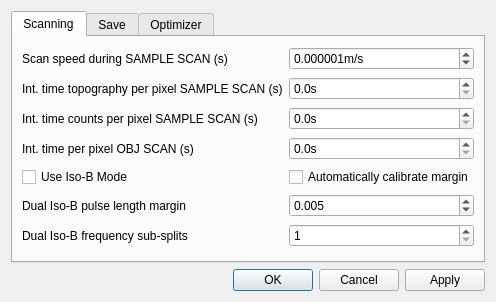
sriharijayaram5/qudi, file gui/qafm/ui_qafm_settings.ui: the form before one commit.
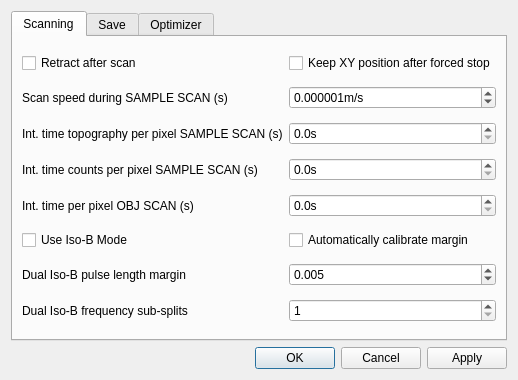
The form after the commit. Custom widgets are drawn as their Qt base class.

Commit message: Seperate or no daving of raw data, saving of temporal data after finishing each line, retract after scan gui and staz at position when scan stopped added

What changed in the file:
```diff
--- a/gui/qafm/ui_qafm_settings.ui
+++ b/gui/qafm/ui_qafm_settings.ui
@@ -7,7 +7,7 @@
     <x>0</x>
     <y>0</y>
     <width>445</width>
-    <height>302</height>
+    <height>380</height>
    </rect>
   </property>
   <property name="sizePolicy">
@@ -19,8 +19,8 @@
   <property name="windowTitle">
    <string>Settings Window</string>
   </property>
-  <layout class="QVBoxLayout" name="verticalLayout">
-   <item>
+  <layout class="QGridLayout" name="gridLayout">
+   <item row="0" column="0">
     <widget class="QTabWidget" name="settings_tabWidget">
      <property name="tabShape">
       <enum>QTabWidget::Rounded</enum>
@@ -33,40 +33,36 @@
        <string>Scanning</string>
       </attribute>
       <layout class="QGridLayout" name="gridLayout_2">
-       <item row="4" column="1">
-        <widget class="QCheckBox" name="iso_b_autocalibrate_CheckBox">
-         <property name="toolTip">
-          <string>&lt;html&gt;&lt;head/&gt;&lt;body&gt;&lt;p&gt;Use autocalibrate option to directly obtain the pixel clock margin.&lt;br/&gt;Using this option, the pixel clock margin will be determined from the quench scan results. To utilize this option, perform a quench scan with the same integration time settings as the proposed dual iso-B scan.&lt;/p&gt;&lt;/body&gt;&lt;/html&gt;</string>
-         </property>
-         <property name="layoutDirection">
-          <enum>Qt::LeftToRight</enum>
-         </property>
+       <item row="3" column="0">
+        <widget class="QLabel" name="label_12">
          <property name="text">
-          <string>Automatically calibrate margin</string>
-         </property>
-        </widget>
-       </item>
-       <item row="5" column="0">
-        <widget class="QLabel" name="n_iso_b_pulse_margin_Label">
-         <property name="text">
-          <string>Dual Iso-B pulse length margin</string>
-         </property>
-        </widget>
-       </item>
-       <item row="4" column="0">
-        <widget class="QCheckBox" name="iso_b_operation_CheckBox">
-         <property name="toolTip">
-          <string>&lt;html&gt;&lt;head/&gt;&lt;body&gt;&lt;p&gt;Enable 'Iso-B' mode, which will extend the QAFM scan.&lt;br/&gt;In this mode you will be able to set in the main window a MW frequency and the MW gain value to apply an MW signal during the QAFM scan. Ideally, you should have measured an ESR spectrum before, to obtain the proper parameters for MW frequency and MW gain. A suggested selection for the MW frequency is at the FWHM (full-width half-maximum) points of one of the ESR resonance peaks from the nitrogen vacancy (i.e. where the slope is maximal).&lt;/p&gt;&lt;/body&gt;&lt;/html&gt;</string>
-         </property>
-         <property name="layoutDirection">
-          <enum>Qt::LeftToRight</enum>
-         </property>
-         <property name="text">
-          <string>Use Iso-B Mode</string>
+          <string>Int. time counts per pixel SAMPLE SCAN (s)</string>
          </property>
         </widget>
        </item>
        <item row="3" column="1">
+        <widget class="ScienDSpinBox" name="int_time_counts_sample_scan_DoubleSpinBox">
+         <property name="toolTip">
+          <string>&lt;html&gt;&lt;head/&gt;&lt;body&gt;&lt;p&gt;The integration time per pixel for a sample scan. &lt;/p&gt;&lt;/body&gt;&lt;/html&gt;</string>
+         </property>
+         <property name="suffix">
+          <string>s</string>
+         </property>
+         <property name="decimals">
+          <number>1</number>
+         </property>
+         <property name="maximum">
+          <double>20.000000000000000</double>
+         </property>
+         <property name="singleStep">
+          <double>0.100000000000000</double>
+         </property>
+         <property name="value">
+          <double>0.000000000000000</double>
+         </property>
+        </widget>
+       </item>
+       <item row="4" column="1">
         <widget class="ScienDSpinBox" name="int_time_obj_scan_DoubleSpinBox">
          <property name="toolTip">
           <string>&lt;html&gt;&lt;head/&gt;&lt;body&gt;&lt;p&gt;The integration time per pixel for an objective scan. Be aware to choose this number wisely, as it determines your scan speed.&lt;/p&gt;&lt;/body&gt;&lt;/html&gt;</string>
@@ -88,7 +84,7 @@
          </property>
         </widget>
        </item>
-       <item row="1" column="1">
+       <item row="2" column="1">
         <widget class="ScienDSpinBox" name="int_time_sample_scan_DoubleSpinBox">
          <property name="toolTip">
           <string>&lt;html&gt;&lt;head/&gt;&lt;body&gt;&lt;p&gt;The integration time per pixel for a sample scan. &lt;/p&gt;&lt;/body&gt;&lt;/html&gt;</string>
@@ -110,21 +106,80 @@
          </property>
         </widget>
        </item>
-       <item row="6" column="0">
+       <item row="1" column="0">
+        <widget class="QLabel" name="label_2">
+         <property name="text">
+          <string>Scan speed during SAMPLE SCAN (s)</string>
+         </property>
+        </widget>
+       </item>
+       <item row="7" column="1">
+        <widget class="QSpinBox" name="n_iso_b_n_freq_splits_SpinBox">
+         <property name="toolTip">
+          <string>&lt;html&gt;&lt;head/&gt;&lt;body&gt;&lt;p&gt;The number of frequency sub-splits used per pixel (1= no splitting).  This only applies to n-iso-B measurement types&lt;/p&gt;&lt;/body&gt;&lt;/html&gt;</string>
+         </property>
+         <property name="minimum">
+          <number>1</number>
+         </property>
+         <property name="maximum">
+          <number>100</number>
+         </property>
+        </widget>
+       </item>
+       <item row="4" column="0">
+        <widget class="QLabel" name="label_10">
+         <property name="text">
+          <string>Int. time per pixel OBJ SCAN (s)</string>
+         </property>
+        </widget>
+       </item>
+       <item row="6" column="1">
+        <widget class="QDoubleSpinBox" name="n_iso_b_pulse_margin_DoubleSpinBox">
+         <property name="toolTip">
+          <string>&lt;html&gt;&lt;head/&gt;&lt;body&gt;&lt;p&gt;The fraction of the pixel scan integration time to remain as dead time before the next pixel clock pulse.  This only applies to n-iso-B measurement types&lt;/p&gt;&lt;/body&gt;&lt;/html&gt;</string>
+         </property>
+         <property name="decimals">
+          <number>3</number>
+         </property>
+         <property name="maximum">
+          <double>1.000000000000000</double>
+         </property>
+         <property name="singleStep">
+          <double>0.001000000000000</double>
+         </property>
+         <property name="value">
+          <double>0.005000000000000</double>
+         </property>
+        </widget>
+       </item>
+       <item row="5" column="1">
+        <widget class="QCheckBox" name="iso_b_autocalibrate_CheckBox">
+         <property name="toolTip">
+          <string>&lt;html&gt;&lt;head/&gt;&lt;body&gt;&lt;p&gt;Use autocalibrate option to directly obtain the pixel clock margin.&lt;br/&gt;Using this option, the pixel clock margin will be determined from the quench scan results. To utilize this option, perform a quench scan with the same integration time settings as the proposed dual iso-B scan.&lt;/p&gt;&lt;/body&gt;&lt;/html&gt;</string>
+         </property>
+         <property name="layoutDirection">
+          <enum>Qt::LeftToRight</enum>
+         </property>
+         <property name="text">
+          <string>Automatically calibrate margin</string>
+         </property>
+        </widget>
+       </item>
+       <item row="7" column="0">
         <widget class="QLabel" name="n_iso_b_n_freq_splits_Label">
          <property name="text">
           <string>Dual Iso-B frequency sub-splits</string>
          </property>
         </widget>
        </item>
-       <item row="1" column="0">
+       <item row="2" column="0">
         <widget class="QLabel" name="label_11">
          <property name="text">
           <string>Int. time topography per pixel SAMPLE SCAN (s)</string>
          </property>
         </widget>
        </item>
-       <item row="0" column="1">
+       <item row="1" column="1">
         <widget class="ScienDSpinBox" name="idle_move_scan_sample_DoubleSpinBox">
          <property name="toolTip">
           <string>&lt;html&gt;&lt;head/&gt;&lt;body&gt;&lt;p&gt;&lt;span style=&quot; font-size:10pt;&quot;&gt;The speed the sample scanner can take for an idle move, i.e. a move where no measurement is performed. Be careful with speeds greater than 1um/s.&lt;/span&gt;&lt;/p&gt;&lt;/body&gt;&lt;/html&gt;</string>
@@ -146,78 +201,37 @@
          </property>
         </widget>
        </item>
-       <item row="3" column="0">
-        <widget class="QLabel" name="label_10">
+       <item row="5" column="0">
+        <widget class="QCheckBox" name="iso_b_operation_CheckBox">
+         <property name="toolTip">
+          <string>&lt;html&gt;&lt;head/&gt;&lt;body&gt;&lt;p&gt;Enable 'Iso-B' mode, which will extend the QAFM scan.&lt;br/&gt;In this mode you will be able to set in the main window a MW frequency and the MW gain value to apply an MW signal during the QAFM scan. Ideally, you should have measured an ESR spectrum before, to obtain the proper parameters for MW frequency and MW gain. A suggested selection for the MW frequency is at the FWHM (full-width half-maximum) points of one of the ESR resonance peaks from the nitrogen vacancy (i.e. where the slope is maximal).&lt;/p&gt;&lt;/body&gt;&lt;/html&gt;</string>
+         </property>
+         <property name="layoutDirection">
+          <enum>Qt::LeftToRight</enum>
+         </property>
          <property name="text">
-          <string>Int. time per pixel OBJ SCAN (s)</string>
+          <string>Use Iso-B Mode</string>
          </property>
         </widget>
        </item>
-       <item row="5" column="1">
-        <widget class="QDoubleSpinBox" name="n_iso_b_pulse_margin_DoubleSpinBox">
-         <property name="toolTip">
-          <string>&lt;html&gt;&lt;head/&gt;&lt;body&gt;&lt;p&gt;The fraction of the pixel scan integration time to remain as dead time before the next pixel clock pulse.  This only applies to n-iso-B measurement types&lt;/p&gt;&lt;/body&gt;&lt;/html&gt;</string>
-         </property>
-         <property name="decimals">
-          <number>3</number>
-         </property>
-         <property name="maximum">
-          <double>1.000000000000000</double>
-         </property>
-         <property name="singleStep">
-          <double>0.001000000000000</double>
-         </property>
-         <property name="value">
-          <double>0.005000000000000</double>
+       <item row="6" column="0">
+        <widget class="QLabel" name="n_iso_b_pulse_margin_Label">
+         <property name="text">
+          <string>Dual Iso-B pulse length margin</string>
          </property>
         </widget>
        </item>
        <item row="0" column="0">
-        <widget class="QLabel" name="label_2">
+        <widget class="QCheckBox" name="retract_after_scan_checkBox">
          <property name="text">
-          <string>Scan speed during SAMPLE SCAN (s)</string>
+          <string>Retract after scan</string>
          </property>
         </widget>
        </item>
-       <item row="6" column="1">
-        <widget class="QSpinBox" name="n_iso_b_n_freq_splits_SpinBox">
-         <property name="toolTip">
-          <string>&lt;html&gt;&lt;head/&gt;&lt;body&gt;&lt;p&gt;The number of frequency sub-splits used per pixel (1= no splitting).  This only applies to n-iso-B measurement types&lt;/p&gt;&lt;/body&gt;&lt;/html&gt;</string>
-         </property>
-         <property name="minimum">
-          <number>1</number>
-         </property>
-         <property name="maximum">
-          <number>100</number>
-         </property>
-        </widget>
-       </item>
-       <item row="2" column="1">
-        <widget class="ScienDSpinBox" name="int_time_counts_sample_scan_DoubleSpinBox">
-         <property name="toolTip">
-          <string>&lt;html&gt;&lt;head/&gt;&lt;body&gt;&lt;p&gt;The integration time per pixel for a sample scan. &lt;/p&gt;&lt;/body&gt;&lt;/html&gt;</string>
-         </property>
-         <property name="suffix">
-          <string>s</string>
-         </property>
-         <property name="decimals">
-          <number>1</number>
-         </property>
-         <property name="maximum">
-          <double>20.000000000000000</double>
-         </property>
-         <property name="singleStep">
-          <double>0.100000000000000</double>
-         </property>
-         <property name="value">
-          <double>0.000000000000000</double>
-         </property>
-        </widget>
-       </item>
-       <item row="2" column="0">
-        <widget class="QLabel" name="label_12">
+       <item row="0" column="1">
+        <widget class="QCheckBox" name="keep_position_after_forced_stop_checkBox">
          <property name="text">
-          <string>Int. time counts per pixel SAMPLE SCAN (s)</string>
+          <string>Keep XY position after forced stop</string>
          </property>
         </widget>
        </item>
@@ -579,7 +593,7 @@
      </widget>
     </widget>
    </item>
-   <item>
+   <item row="1" column="0">
     <widget class="QDialogButtonBox" name="buttonBox">
      <property name="locale">
       <locale language="English" country="UnitedStates"/>
```
Left out of the diff: 94 changed lines with no effect on the pictures. The commit also changes 23 other files.
